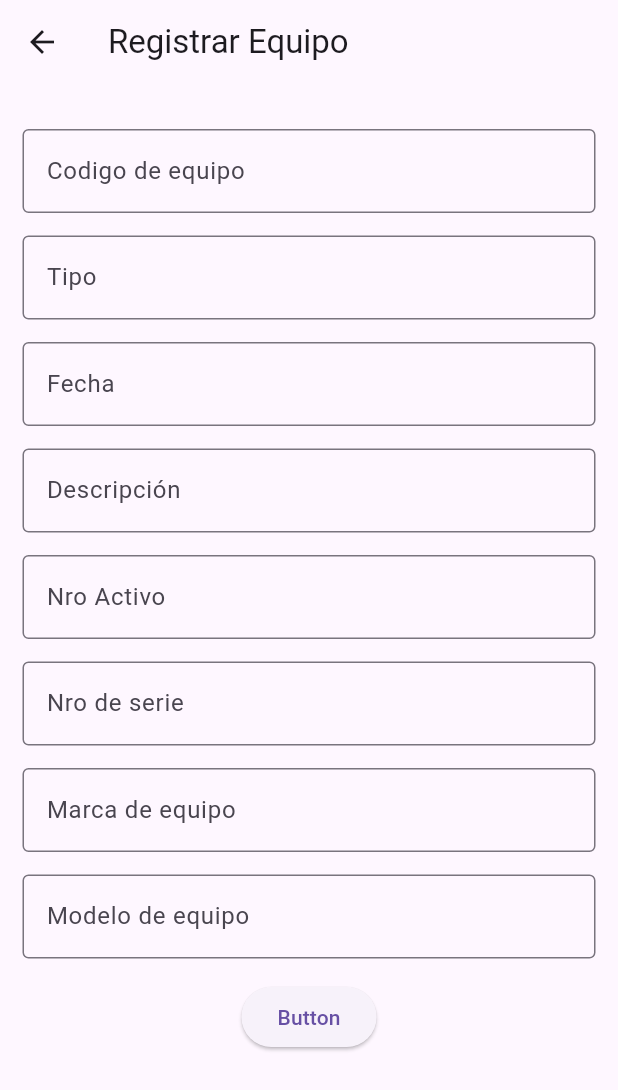
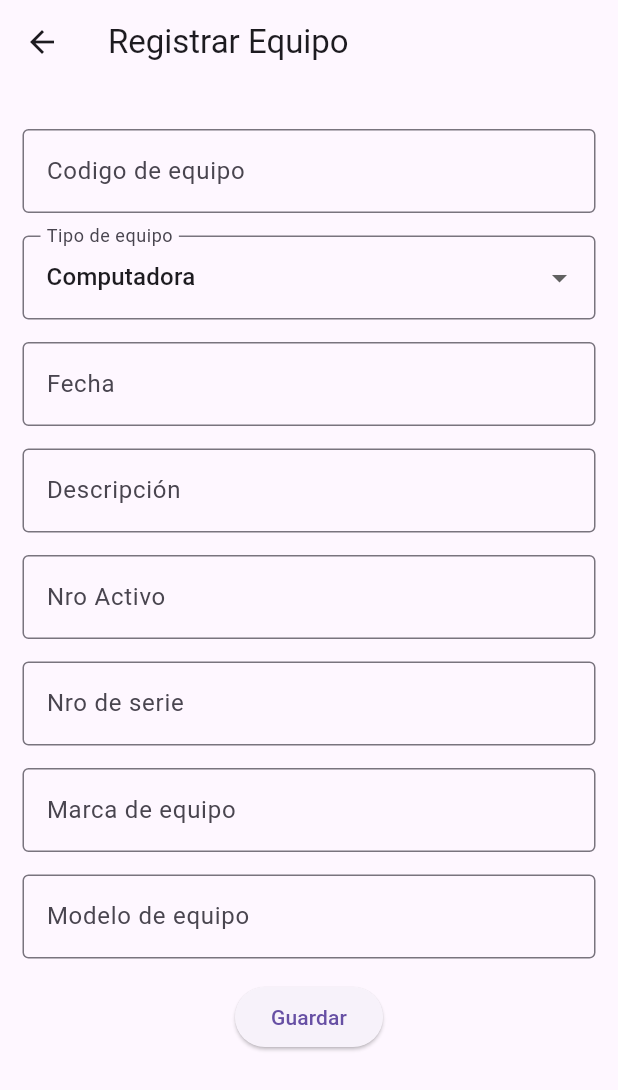
Before and after one commit to John-Cler/Proyecto, a Flutter app: the RegistrarEquipo screen opened by its route, on a phone screen of 412 x 824 dp. Shown: the top 1090 px of the screen. Run offline on Flutter 3.47's test engine with Material 3 defaults, Android fonts, the phone set to English and light mode, and no system bars; our stand-ins replace logger.

Commit message:
Modificando registro de equipo

```diff
--- a/flutter_application_1/lib/registrarEquipo.dart
+++ b/flutter_application_1/lib/registrarEquipo.dart
@@ -1,12 +1,80 @@
-import 'dart:js';
-
 import 'package:flutter/material.dart';
 import 'package:logger/logger.dart';
+import 'package:intl/intl.dart'; // Para manejar el formato de fecha
 
-class RegistrarEquipo extends StatelessWidget {
+class RegistrarEquipo extends StatefulWidget {
   static String ROUTE = "/registrarEquipo";
 
-  const RegistrarEquipo({super.key});
+  @override
+  _RegistrarEquipoState createState() => _RegistrarEquipoState();
+}
+
+class _RegistrarEquipoState extends State<RegistrarEquipo> {
+  final _formKey = GlobalKey<FormState>();
+  final logger = Logger();
+  final codeController = TextEditingController();
+  String tipo = 'Computadora';
+  final dateController = TextEditingController();
+  final descripcionController = TextEditingController();
+  final activoController = TextEditingController();
+  final nseriController = TextEditingController();
+  final marcaController = TextEditingController();
+  final modeloController = TextEditingController();
+
+  Map<String, String>? _currentEquipo;
+
+  @override
+  void didChangeDependencies() {
+    super.didChangeDependencies();
+    final equipo =
+        ModalRoute.of(context)!.settings.arguments as Map<String, String>?;
+    if (equipo != null) {
+      _currentEquipo = equipo;
+      codeController.text = equipo["codigo"]!;
+      tipo = equipo["tipo"]!;
+      dateController.text = equipo["fecha"]!;
+      descripcionController.text = equipo["descripcion"]!;
+      activoController.text = equipo["activo"]!;
+      nseriController.text = equipo["serie"]!;
+      marcaController.text = equipo["marca"]!;
+      modeloController.text = equipo["modelo"]!;
+    }
+  }
+
+  _pickDate() async {
+    DateTime? picked = await showDatePicker(
+      context: context,
+      initialDate: DateTime.now(),
+      firstDate: DateTime(2000),
+      lastDate: DateTime(2101),
+    );
+
+    if (picked != null) {
+      setState(() {
+        dateController.text = DateFormat('yyyy-MM-dd').format(picked);
+      });
+    }
+  }
+
+  _saveForm() {
+    if (_formKey.currentState!.validate()) {
+      final equipo = {
+        "codigo": codeController.text,
+        "tipo": tipo,
+        "fecha": dateController.text,
+        "descripcion": descripcionController.text,
+        "activo": activoController.text,
+        "serie": nseriController.text,
+        "marca": marcaController.text,
+        "modelo": modeloController.text,
+      };
+
+      Navigator.pop(context, equipo);
+
+      logger.i("Equipo registrado: $equipo");
+    }
+  }
+
   @override
   Widget build(BuildContext context) {
     return Scaffold(
@@ -16,45 +84,14 @@ class RegistrarEquipo extends StatelessWidget {
       body: SingleChildScrollView(
         child: Container(
           padding: const EdgeInsets.all(15),
-          child: _FormEquipo(),
-        ),
-      ),
-    );
-  }
-}
-
-class _FormEquipo extends StatelessWidget {
-  final _formKey = GlobalKey<FormState>();
-  final logger = Logger();
-  final codeControlller = TextEditingController();
-  final tipoControlller = TextEditingController();
-  final dateControlller = TextEditingController();
-  final descripcionControlller = TextEditingController();
-  final activoControlller = TextEditingController();
-  final nseriControlller = TextEditingController();
-  final marcaControlller = TextEditingController();
-  final modeloControlller = TextEditingController();
-  // final List<>Map<String,String>> _equipo = [];
-
-  _pickDate(BuildContext context) async {
-    DateTime? picked = await showDatePicker(
-      context: context,
-      initialDate: DateTime.now(),
-      firstDate: DateTime(2000),
-      lastDate: DateTime(2101),
-    );
-  }
-
-  @override
-  Widget build(BuildContext context) {
-    return Form(
+          child: Form(
             key: _formKey,
             child: Column(
               crossAxisAlignment: CrossAxisAlignment.start,
               children: <Widget>[
                 const SizedBox(height: 15),
                 TextFormField(
-            controller: codeControlller,
+                  controller: codeController,
                   validator: (value) {
                     if (value!.isEmpty) {
                       return "Tiene que ingresar codigo";
@@ -67,22 +104,29 @@ class _FormEquipo extends StatelessWidget {
                   ),
                 ),
                 const SizedBox(height: 15),
-          TextFormField(
-            controller: tipoControlller,
-            validator: (value) {
-              if (value!.isEmpty) {
-                return "Tiene que ingresar tipo";
-              }
-              return null;
+                DropdownButtonFormField<String>(
+                  value: tipo,
+                  items: ['Computadora', 'Scanner', 'Impresora', 'Otros']
+                      .map((label) => DropdownMenuItem(
+                            child: Text(label),
+                            value: label,
+                          ))
+                      .toList(),
+                  onChanged: (value) {
+                    setState(() {
+                      tipo = value!;
+                    });
                   },
                   decoration: const InputDecoration(
-              labelText: "Tipo",
+                    labelText: "Tipo de equipo",
                     border: OutlineInputBorder(),
                   ),
                 ),
                 const SizedBox(height: 15),
                 TextFormField(
-            controller: dateControlller,
+                  controller: dateController,
+                  readOnly: true,
+                  onTap: _pickDate,
                   validator: (value) {
                     if (value!.isEmpty) {
                       return "Tiene que ingresar fecha";
@@ -96,10 +140,7 @@ class _FormEquipo extends StatelessWidget {
                 ),
                 const SizedBox(height: 15),
                 TextFormField(
-            controller: descripcionControlller,
-            // maxLines: 8, // Define la cantidad de lineas que debe ingresar
-            // maxLength:
-            //     100, // Calcula la cantidad máxima que debe ingresar en el texto
+                  controller: descripcionController,
                   validator: (value) {
                     if (value!.isEmpty) {
                       return "Tiene que ingresar descripción";
@@ -113,7 +154,7 @@ class _FormEquipo extends StatelessWidget {
                 ),
                 const SizedBox(height: 15),
                 TextFormField(
-            controller: activoControlller,
+                  controller: activoController,
                   validator: (value) {
                     if (value!.isEmpty) {
                       return "Ingresar el Número de activo";
@@ -127,7 +168,7 @@ class _FormEquipo extends StatelessWidget {
                 ),
                 const SizedBox(height: 15),
                 TextFormField(
-            controller: nseriControlller,
+                  controller: nseriController,
                   validator: (value) {
                     if (value!.isEmpty) {
                       return "Ingresar número de serie";
@@ -141,7 +182,7 @@ class _FormEquipo extends StatelessWidget {
                 ),
                 const SizedBox(height: 15),
                 TextFormField(
-            controller: marcaControlller,
+                  controller: marcaController,
                   validator: (value) {
                     if (value!.isEmpty) {
                       return "Ingresar marca del equipo";
@@ -155,7 +196,7 @@ class _FormEquipo extends StatelessWidget {
                 ),
                 const SizedBox(height: 15),
                 TextFormField(
-            controller: modeloControlller,
+                  controller: modeloController,
                   validator: (value) {
                     if (value!.isEmpty) {
                       return "Ingresar modelo de equipo";
@@ -170,23 +211,15 @@ class _FormEquipo extends StatelessWidget {
                 const SizedBox(height: 15),
                 Center(
                   child: ElevatedButton(
-              onPressed: () {
-                if (_formKey.currentState!.validate()) {
-                  logger.i("Validar: ${codeControlller.text}");
-                  logger.i("Validar: ${tipoControlller.text}");
-                  logger.i("Validar: ${dateControlller.text}");
-                  logger.i("Validar: ${descripcionControlller.text}");
-                  logger.i("Validar: ${activoControlller.text}");
-                  logger.i("Validar: ${nseriControlller.text}");
-                  logger.i("Validar: ${modeloControlller.text}");
-                  // Se pueden agregar más validaciones aquí si es necesario
-                }
-              },
-              child: const Text('Button'),
+                    onPressed: _saveForm,
+                    child: const Text('Guardar'),
                   ),
                 ),
               ],
             ),
+          ),
+        ),
+      ),
     );
   }
 }
```
Lines whose indentation alone changed are shown as unchanged.
